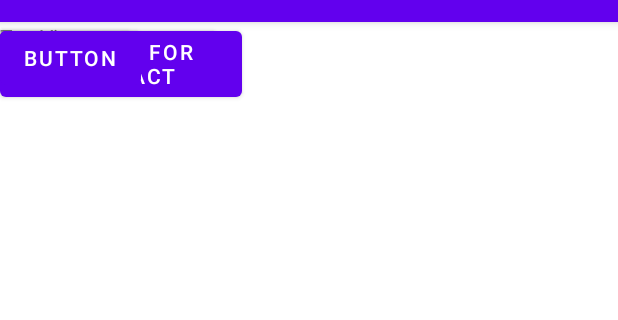
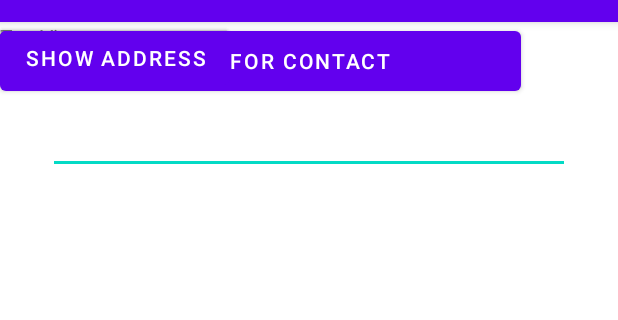
Before and after one commit to gpeppel/common-tasks-lite, an Android app: the screen it shows after launch (MainActivity), on a phone screen of 412 x 824 dp, the part 62-382 px from its top. Run offline under Robolectric (Android 15) with nearby library versions, the phone set to English and light mode, and no system bars; 1 statement that could not run was skipped.

```diff
--- a/app/src/main/res/layout/activity_main.xml
+++ b/app/src/main/res/layout/activity_main.xml
@@ -8,51 +8,56 @@
 
     <Button
             android:text="Set an Alarm"
-            android:layout_width="wrap_content"
-            android:layout_height="wrap_content"
+            android:layout_width="153dp"
+            android:layout_height="48dp"
             android:id="@+id/alarmButton"
-            tools:layout_editor_absoluteX="132dp"
-            tools:layout_editor_absoluteY="249dp" />
+            tools:layout_editor_absoluteX="32dp"
+            tools:layout_editor_absoluteY="226dp" />
 
     <TextView
             android:text="TextView"
             android:layout_width="wrap_content"
             android:layout_height="wrap_content"
             android:id="@+id/alarmPrompt"
-            tools:layout_editor_absoluteY="43dp"
-            tools:layout_editor_absoluteX="176dp" />
+            tools:layout_editor_absoluteY="369dp"
+            tools:layout_editor_absoluteX="291dp" />
 
     <Button
             android:text="Search for contact"
-            android:layout_width="161dp"
-            android:layout_height="56dp"
+            android:layout_width="347dp"
+            android:layout_height="52dp"
             android:id="@+id/contactButton"
-            tools:layout_editor_absoluteY="348dp"
-            tools:layout_editor_absoluteX="16dp" />
+            tools:layout_editor_absoluteY="64dp"
+            tools:layout_editor_absoluteX="32dp" />
 
     <EditText
-            android:layout_width="162dp"
-            android:layout_height="43dp"
-            android:inputType="phone"
-            android:ems="10"
-            android:id="@+id/editTextPhone"
-            tools:layout_editor_absoluteY="355dp"
-            tools:layout_editor_absoluteX="233dp" />
+            android:id="@+id/searchContact"
+            android:layout_width="fill_parent"
+            android:layout_height="wrap_content"
+            android:inputType="text"
+            android:imeOptions="actionSend"
+            app:layout_constraintStart_toStartOf="parent"
+            android:layout_marginStart="32dp"
+            app:layout_constraintEnd_toEndOf="parent"
+            android:layout_marginEnd="32dp"
+            android:layout_marginTop="4dp"
+            app:layout_constraintTop_toBottomOf="@+id/contactButton"
+            app:layout_constraintHorizontal_bias="0.0" />
 
     <Button
             android:text="Redial"
-            android:layout_width="wrap_content"
-            android:layout_height="wrap_content"
-            android:id="@+id/button2"
-            tools:layout_editor_absoluteY="451dp"
-            tools:layout_editor_absoluteX="161dp" />
+            android:layout_width="153dp"
+            android:layout_height="48dp"
+            android:id="@+id/redialButton"
+            tools:layout_editor_absoluteY="336dp"
+            tools:layout_editor_absoluteX="32dp" />
 
     <Button
-            android:text="Button"
-            android:layout_width="wrap_content"
-            android:layout_height="wrap_content"
-            android:id="@+id/button3"
-            tools:layout_editor_absoluteY="556dp"
-            tools:layout_editor_absoluteX="157dp" />
+            android:text="Show Address"
+            android:layout_width="153dp"
+            android:layout_height="48dp"
+            android:id="@+id/addressButton"
+            tools:layout_editor_absoluteY="283dp"
+            tools:layout_editor_absoluteX="32dp" />
 
 </androidx.constraintlayout.widget.ConstraintLayout>
```
Also changed, not shown: app/src/main/java/com/example/commontaskslite/ContactsFragment.java (added, +156 -0 lines), app/src/main/java/com/example/commontaskslite/MainActivity.java (+5 -37 lines), 1 other file.
